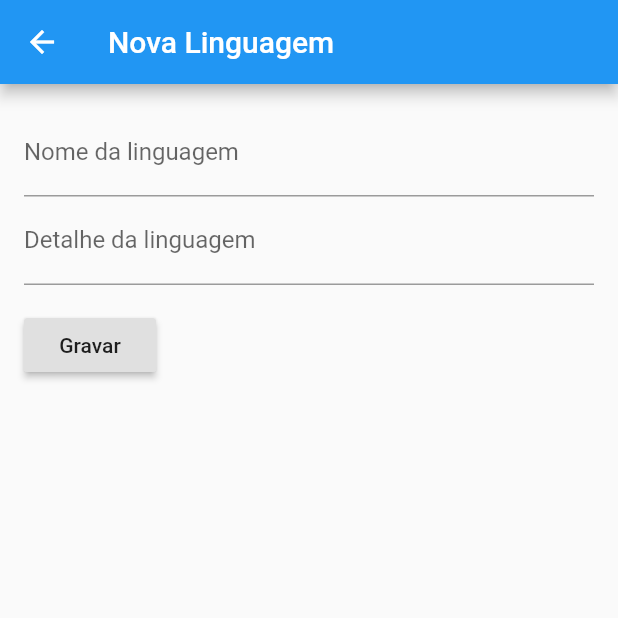
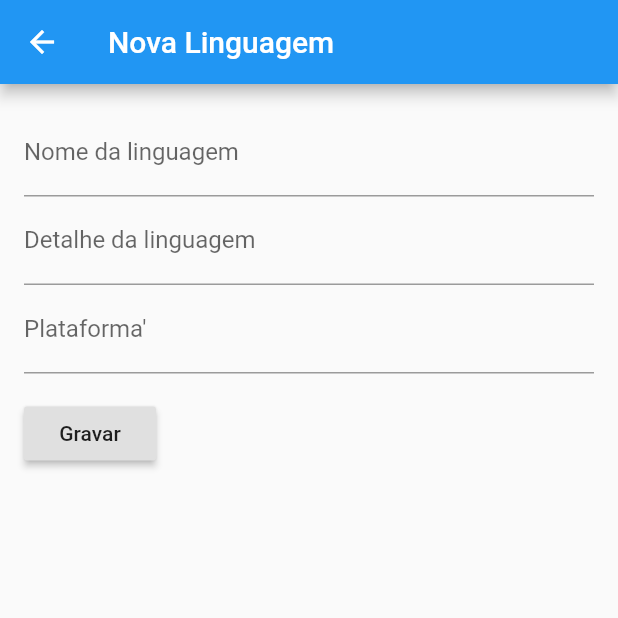
Before and after one commit to jean-souza2019/flutter-dark-introduction, a Flutter app: the screen it shows after launch, after a tap on the "add" icon, on a phone screen of 412 x 824 dp, the top half of it. Run offline on Flutter 3.47's test engine with Material 2 defaults, Android fonts, the phone set to English and light mode, and no system bars; our stand-ins replace flutter_svg.

Commit message:
First commit

```diff
--- a/lib/addLanguage.dart
+++ b/lib/addLanguage.dart
@@ -2,10 +2,10 @@ import 'package:flutter/material.dart';
 import 'package:flutter_app_aula2_ex1/language.dart';
 
 class AddLanguage extends StatelessWidget {
-
   final _formKey = GlobalKey<FormState>();
   final TextEditingController _nameController = TextEditingController();
   final TextEditingController _detailController = TextEditingController();
+  final TextEditingController _plataformaController = TextEditingController();
 
   @override
   Widget build(BuildContext context) {
@@ -23,8 +23,7 @@ class AddLanguage extends StatelessWidget {
               TextFormField(
                 decoration: InputDecoration(
                     hintText: "Nome da linguagem",
-                    labelText: "Nome da linguagem"
-                ),
+                    labelText: "Nome da linguagem"),
                 controller: _nameController,
                 validator: (value) {
                   if (value.isEmpty) {
@@ -36,12 +35,22 @@ class AddLanguage extends StatelessWidget {
               TextFormField(
                 decoration: InputDecoration(
                     hintText: "Detalhe da linguagem",
-                    labelText: "Detalhe da linguagem"
-                ),
+                    labelText: "Detalhe da linguagem"),
                 controller: _detailController,
                 validator: (value) {
                   if (value.isEmpty) {
                     return 'Insira o detalhe da linguagem';
+                  }
+                  return null;
+                },
+              ),
+              TextFormField(
+                decoration: InputDecoration(
+                    hintText: "Plataforma'", labelText: "Plataforma'"),
+                controller: _plataformaController,
+                validator: (value) {
+                  if (value.isEmpty) {
+                    return 'Insira o detalhe da plataforma';
                   }
                   return null;
                 },
@@ -51,10 +60,8 @@ class AddLanguage extends StatelessWidget {
                 child: RaisedButton(
                   onPressed: () {
                     if (_formKey.currentState.validate()) {
-                      Language language = Language(
-                          _nameController.text,
-                          _detailController.text
-                      );
+                      Language language = Language(_nameController.text,
+                          _detailController.text, _plataformaController.text);
                       Navigator.pop(context, language);
                     }
                   },
@@ -67,5 +74,4 @@ class AddLanguage extends StatelessWidget {
       ),
     );
   }
-
 }
--- a/lib/language.dart
+++ b/lib/language.dart
@@ -1,9 +1,8 @@
 class Language {
-
   final String name;
   final String detail;
+  final String plataforma;
   bool selected = false;
 
-  Language(this.name, this.detail);
-
+  Language(this.name, this.detail, this.plataforma);
 }
--- a/lib/main.dart
+++ b/lib/main.dart
@@ -13,6 +13,7 @@ class MyApp extends StatelessWidget {
   Widget build(BuildContext context) {
     return MaterialApp(
       title: 'Flutter Demo',
+      debugShowCheckedModeBanner: false,
       theme: ThemeData(
         primarySwatch: Colors.blue,
       ),
@@ -26,14 +27,11 @@ class MyApp extends StatelessWidget {
 }
 
 class MyHomePage extends StatefulWidget {
-
   @override
   _MyHomePageState createState() => _MyHomePageState();
-
 }
 
 class _MyHomePageState extends State<MyHomePage> {
-
   List<Language> languages = [];
 
   @override
@@ -42,32 +40,29 @@ class _MyHomePageState extends State<MyHomePage> {
       appBar: AppBar(
         title: Text("Minhas Linguagens"),
         actions: [
-          IconButton(
-              icon: Icon(Icons.add),
-              onPressed: _goToNewLanguage)
+          Padding(
+            padding: const EdgeInsets.all(8.0),
+            child: languages.isNotEmpty
+                ? IconButton(
+                    icon: Icon(Icons.remove), onPressed: _gotRemoveLanguage)
+                : Container(),
+          ),
+          IconButton(icon: Icon(Icons.add), onPressed: _goToNewLanguage)
         ],
       ),
       body: Column(
         children: <Widget>[
-          Wrap(
-            spacing: 10,
-            children: buildChips()
-          ),
+          Wrap(spacing: 10, children: buildChips()),
           Expanded(
-            child: ListView(
-                children: buildListItens()
-            ),
+            child: ListView(children: buildListItens()),
           ),
         ],
       ),
     );
   }
 
-  void _goToNewLanguage(){
-    Future future = Navigator.pushNamed(
-      context,
-      "/add"
-    );
+  void _goToNewLanguage() {
+    Future future = Navigator.pushNamed(context, "/add");
     future.then((language) {
       setState(() {
         languages.add(language);
@@ -75,8 +70,16 @@ class _MyHomePageState extends State<MyHomePage> {
     });
   }
 
-  List<ChoiceChip> buildChips(){
-    return languages.map((language) => ChoiceChip(
+  void _gotRemoveLanguage() {
+    setState(() {
+      languages.clear();
+    });
+  }
+
+  List<ChoiceChip> buildChips() {
+    return languages
+        .map(
+          (language) => ChoiceChip(
             label: Text(language.name),
             selected: language.selected,
             onSelected: (value) {
@@ -85,21 +88,15 @@ class _MyHomePageState extends State<MyHomePage> {
               });
             },
           ),
-    ).toList();
+        )
+        .toList();
   }
 
-  List<Widget> buildListItens(){
+  List<Widget> buildListItens() {
     return languages
         .where((language) => language.selected)
         .map((language) =>
-          getItemList(
-              language.name,
-              language.detail
-          )
-        )
+            getItemList(language.name, language.detail, language.plataforma))
         .toList();
-
   }
-
-
 }
```
Also changed, not shown: lib/custom/itemMainList.dart (+5 -5 lines), pubspec.lock. Lines whose indentation alone changed are shown as unchanged.
